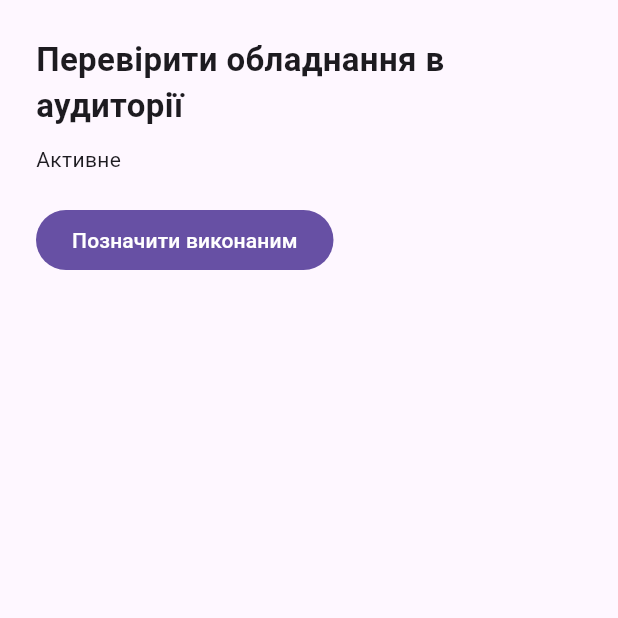
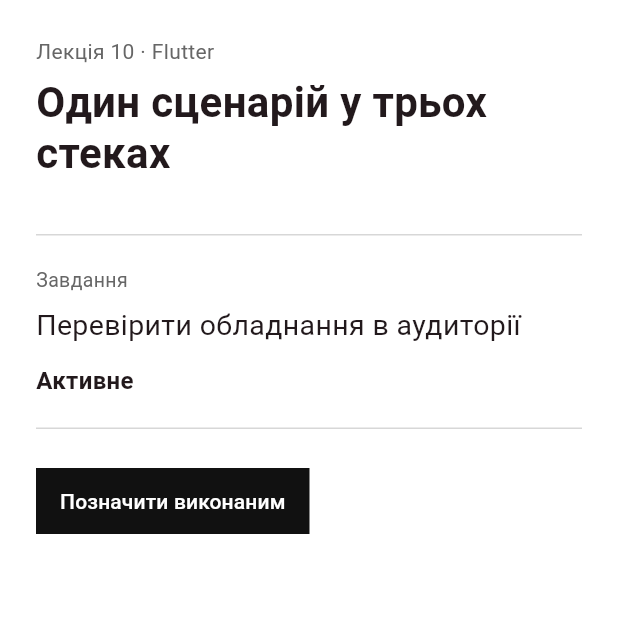
Before and after one commit to Aroxed/ui-programming-course, a Flutter app: the screen it shows after launch, on a phone screen of 412 x 824 dp, the top half of it. Run offline on Flutter 3.47's test engine with Material 3 defaults, Android fonts, the phone set to English and light mode, and no system bars.

Commit message:
Align Lecture 10 Flutter runtime UI

```diff
--- a/examples/lecture-10-comparison/flutter/lib/main.dart
+++ b/examples/lecture-10-comparison/flutter/lib/main.dart
@@ -9,7 +9,15 @@ class TaskApp extends StatelessWidget {
 
   @override
   Widget build(BuildContext context) {
-    return const MaterialApp(home: TaskScreen());
+    return MaterialApp(
+      debugShowCheckedModeBanner: false,
+      theme: ThemeData(
+        useMaterial3: true,
+        scaffoldBackgroundColor: Colors.white,
+        colorScheme: ColorScheme.fromSeed(seedColor: Colors.black),
+      ),
+      home: const TaskScreen(),
+    );
   }
 }
 
@@ -27,19 +35,65 @@ class _TaskScreenState extends State<TaskScreen> {
   Widget build(BuildContext context) {
     return Scaffold(
       body: SafeArea(
+        child: Center(
+          child: ConstrainedBox(
+            constraints: const BoxConstraints(maxWidth: 430),
             child: Padding(
               padding: const EdgeInsets.all(24),
               child: Column(
                 crossAxisAlignment: CrossAxisAlignment.start,
                 children: [
                   const Text(
+                    'Лекція 10 · Flutter',
+                    style: TextStyle(fontSize: 14, color: Color(0xFF666666)),
+                  ),
+                  const SizedBox(height: 8),
+                  const Text(
+                    'Один сценарій у трьох стеках',
+                    style: TextStyle(
+                      fontSize: 28,
+                      height: 1.2,
+                      fontWeight: FontWeight.w600,
+                    ),
+                  ),
+                  const SizedBox(height: 36),
+                  Container(
+                    width: double.infinity,
+                    padding: const EdgeInsets.symmetric(vertical: 20),
+                    decoration: const BoxDecoration(
+                      border: Border.symmetric(
+                        horizontal: BorderSide(color: Color(0xFFD7D7D7)),
+                      ),
+                    ),
+                    child: Column(
+                      crossAxisAlignment: CrossAxisAlignment.start,
+                      children: [
+                        const Text(
+                          'Завдання',
+                          style: TextStyle(fontSize: 13, color: Color(0xFF666666)),
+                        ),
+                        const SizedBox(height: 8),
+                        const Text(
                           'Перевірити обладнання в аудиторії',
-                style: TextStyle(fontSize: 22, fontWeight: FontWeight.w600),
+                          style: TextStyle(fontSize: 19, height: 1.35),
                         ),
-              const SizedBox(height: 10),
-              Text(completed ? 'Виконано' : 'Активне'),
-              const SizedBox(height: 20),
+                        const SizedBox(height: 12),
+                        Text(
+                          completed ? 'Виконано' : 'Активне',
+                          key: const ValueKey('task-status'),
+                          style: const TextStyle(fontSize: 16, fontWeight: FontWeight.w600),
+                        ),
+                      ],
+                    ),
+                  ),
+                  const SizedBox(height: 24),
                   FilledButton(
+                    style: FilledButton.styleFrom(
+                      backgroundColor: const Color(0xFF111111),
+                      foregroundColor: Colors.white,
+                      shape: const RoundedRectangleBorder(),
+                      padding: const EdgeInsets.symmetric(horizontal: 16, vertical: 12),
+                    ),
                     onPressed: () {
                       setState(() => completed = !completed);
                     },
@@ -51,6 +105,8 @@ class _TaskScreenState extends State<TaskScreen> {
               ),
             ),
           ),
+        ),
+      ),
     );
   }
 }
```
Lines whose indentation alone changed are shown as unchanged.
